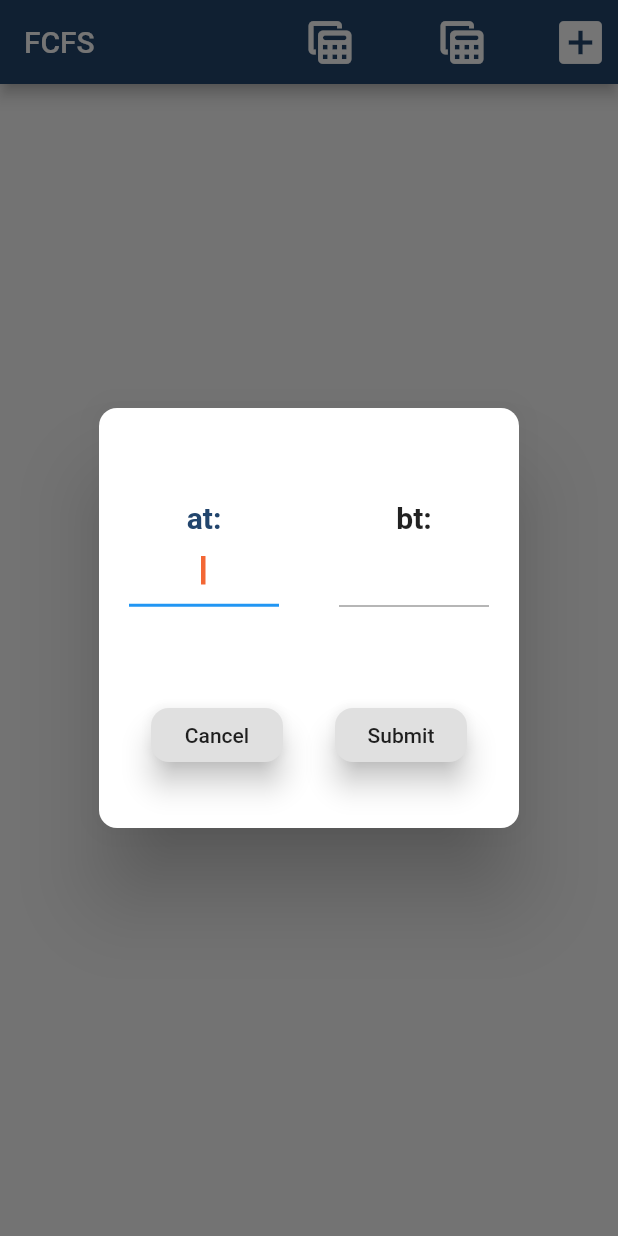
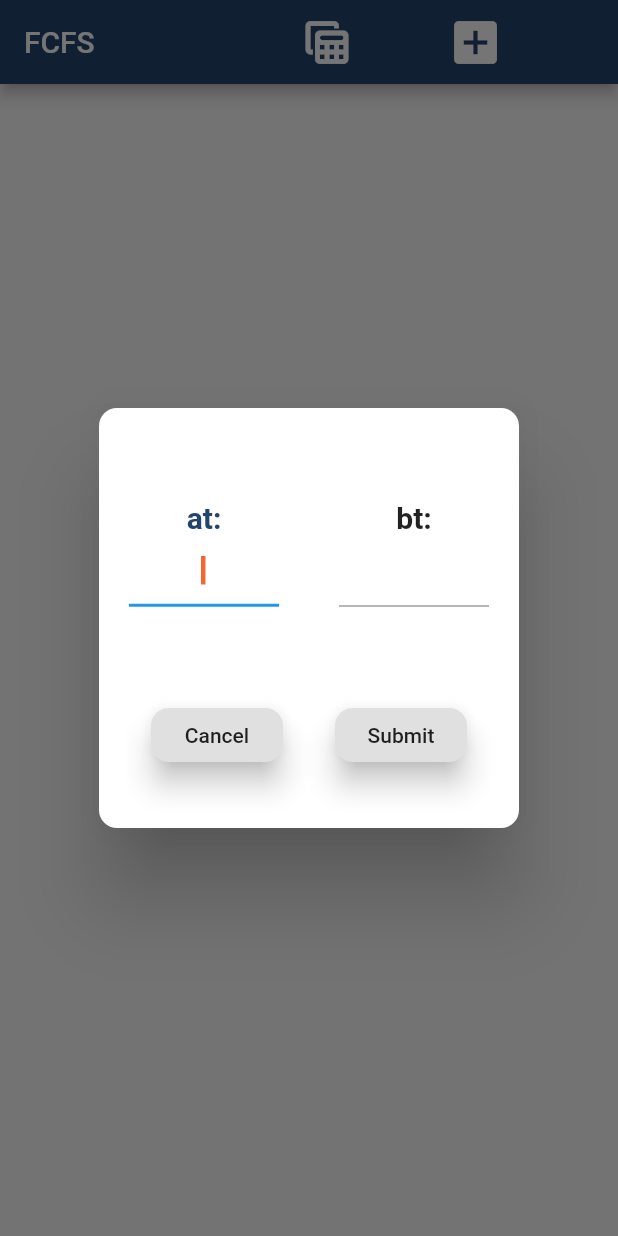
Before and after one commit to kevinbtw-codes/Operating-Systems, a Flutter app: the Algorithm screen opened directly, after a tap on the "add box" icon, on a phone screen of 412 x 824 dp. Run offline on Flutter 3.47's test engine with Material 2 defaults, Android fonts, the phone set to English and light mode, and no system bars; drawn by our look-alikes of liquid_pull_to_refresh; our stand-ins replace animated_text_kit, auto_size_text, cached_network_image, charts_flutter, flutter_slidable, flutter_swiper and 4 more; missing offline and left inert: lazy_data_table.

```diff
--- a/lib/algorithms/FCFS/Main-fcfs.dart
+++ b/lib/algorithms/FCFS/Main-fcfs.dart
@@ -2,7 +2,6 @@ import 'package:flutter/material.dart';
 import 'package:liquid_pull_to_refresh/liquid_pull_to_refresh.dart';
 import 'fcfs.dart';
 import 'table.dart';
-import 'gantt.dart';
 import 'package:flutter_slidable/flutter_slidable.dart';
 import 'dart:async';
 import 'dart:math';
@@ -220,7 +219,7 @@ class _AlgorithmState extends State<Algorithm> {
         backgroundColor: Color(0xff22456d),
         actions: <Widget>[
           Padding(
-            padding: EdgeInsets.only(right: 0),
+            padding: EdgeInsets.only(right: 20),
             child: FlatButton(
               color: Color(0xff22456d),
               onPressed: //null,
@@ -241,28 +240,7 @@ class _AlgorithmState extends State<Algorithm> {
             ),
           ),
           Padding(
-            padding: EdgeInsets.only(right: 0),
-            child: FlatButton(
-              color: Color(0xff22456d),
-              onPressed: //null,
-                  () {
-                prs.sort((a, b) => a.pid.compareTo(b.pid));
-                Navigator.push(
-                  context,
-                  MaterialPageRoute(
-                    builder: (context) => GanttChart(prs),
-                  ),
-                );
-              },
-              child: Icon(
-                Icons.table_view_rounded,
-                color: Colors.white,
-                size: 38,
-              ),
-            ),
-          ),
-          Padding(
-            padding: EdgeInsets.only(right: 0),
+            padding: EdgeInsets.only(right: 70),
             child: Container(
               color: Color(0xff22456d),
               width: 60,
--- a/pubspec.yaml
+++ b/pubspec.yaml
@@ -25,7 +25,7 @@ dependencies:
   lazy_data_table: ^0.2.1
   flutter_slidable: ^0.5.7
   liquid_pull_to_refresh: ^2.0.0
-  timelines: ^0.0.2+1
+
 
 dev_dependencies:
   flutter_test:
```
Also changed, not shown: lib/algorithms/FCFS/gantt.dart (deleted, +0 -97 lines), 1 other file.
